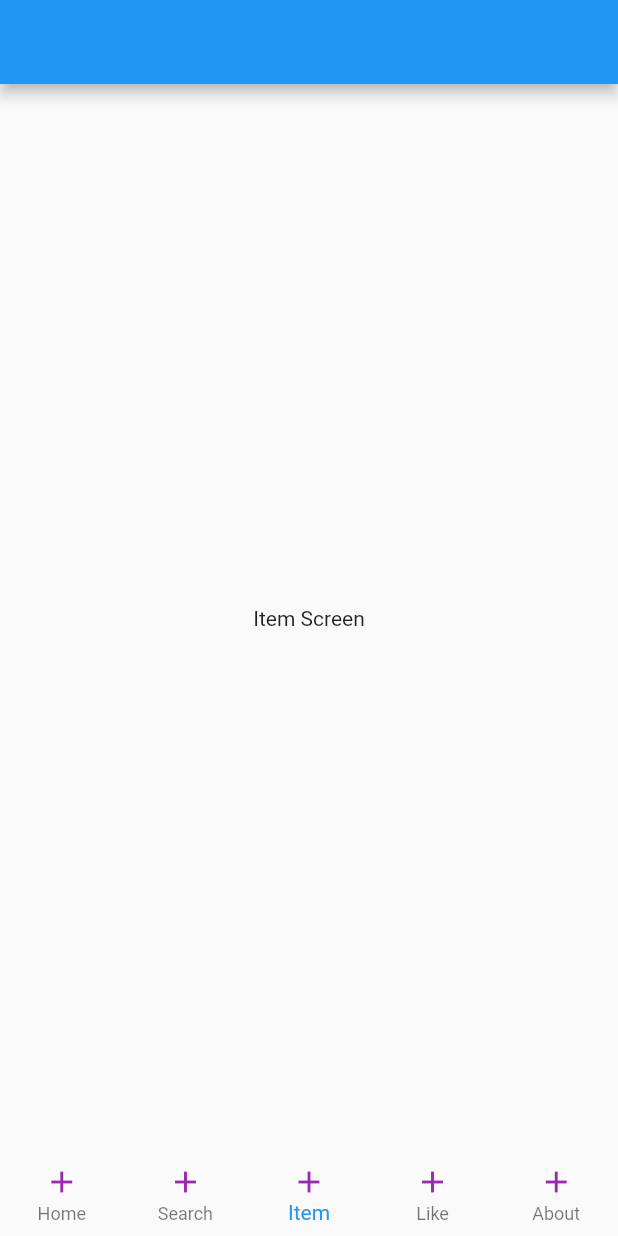
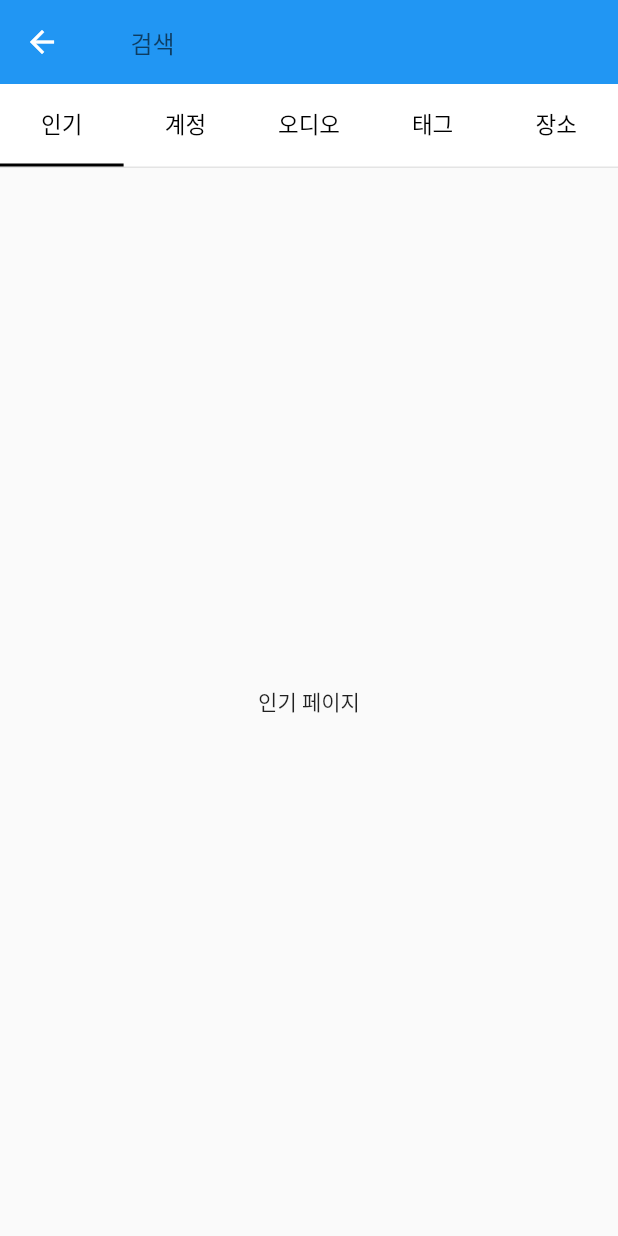
Before and after one commit to sunglimlee/instagram_clone_coding, a Flutter app: the screen it shows after launch, item 3 of the bottom bar chosen, on a phone screen of 412 x 824 dp. Run offline on Flutter 3.47's test engine with Material 2 defaults, Android fonts, the phone set to English and light mode, and no system bars; our stand-ins replace get.

```diff
--- a/lib/pages/item_screen.dart
+++ /dev/null
@@ -1,11 +0,0 @@
-
-import 'package:flutter/material.dart';
-
-class ItemScreen extends StatelessWidget {
-  const ItemScreen({Key? key}) : super(key: key);
-
-  @override
-  Widget build(BuildContext context) {
-    return Center(child: Container(child: Text("Item Screen"),));
-  }
-}
--- /dev/null
+++ b/lib/pages/search_focus.dart
@@ -0,0 +1,102 @@
+import 'package:flutter/material.dart';
+import 'package:get/get.dart';
+
+// 왜 StatefulWidget 을 만들었을까?
+class SearchFocus extends StatefulWidget {
+  const SearchFocus({Key? key}) : super(key: key);
+
+  @override
+  State<SearchFocus> createState() => _SearchFocusState();
+}
+
+class _SearchFocusState extends State<SearchFocus> with TickerProviderStateMixin {
+  // 여기에다가 tabController 를 만드는 구나.
+  late TabController tabController;
+
+  @override
+  void initState() {
+    super.initState();
+    tabController = TabController(length: 5, vsync: this); // 잘봐라. 이런것도 놓쳤지? this..
+  }
+
+  @override
+  Widget build(BuildContext context) {
+    return Scaffold(
+      appBar: AppBar(
+        title: Container(
+            decoration: BoxDecoration(borderRadius: BorderRadius.circular(6)),
+            // color: Color(0xffefefef), // 여기서 오류가 나고 있네..
+            child: const TextField(
+              decoration: InputDecoration(
+                  border: InputBorder.none,
+                  hintText: '검색',
+                  contentPadding: EdgeInsets.only(left: 15, top: 7, bottom: 7),
+                  isDense: true),
+            )),
+        elevation: 0,
+        leading: GestureDetector(
+            onTap: () {
+              Get.back();
+            },
+            child: const Icon(Icons.arrow_back)),
+        bottom: PreferredSize(
+            preferredSize: Size.fromHeight(AppBar().preferredSize.height),
+            child: Container(
+              height: AppBar().preferredSize.height,
+              width: Size.infinite.width,
+              //color: Colors.white,
+              decoration: const BoxDecoration(color: Colors.white, border: Border(bottom: BorderSide(color: Color(0xffe4e4e4)))),
+              child: TabBar(controller: tabController,
+                indicatorColor: Colors.black,
+                tabs:
+                  tabBarList()
+                ,
+              ),
+            )),
+      ),
+      body: scaffoldBody(),
+    );
+  }
+
+  List<Widget> tabBarList() {
+    return [
+      const Padding( // 이렇게 Padding 을 넣으니깐 잘되는구나.
+        padding: EdgeInsets.symmetric(vertical: 15),
+        child: Text("인기", style: TextStyle(fontSize: 15, color: Colors.black),),
+      ),
+      const Padding(
+        padding: EdgeInsets.symmetric(vertical: 15),
+        child: Text("계정", style: TextStyle(fontSize: 15, color: Colors.black),),
+      ),
+      const Padding(
+        padding: EdgeInsets.symmetric(vertical: 15),
+        child: Text("오디오", style: TextStyle(fontSize: 15, color: Colors.black),),
+      ),
+      const Padding(
+        padding: EdgeInsets.symmetric(vertical: 15),
+        child: Text("태그", style: TextStyle(fontSize: 15, color: Colors.black),),
+      ),
+      const Padding(
+        padding: EdgeInsets.symmetric(vertical: 15),
+        child: Text("장소", style: TextStyle(fontSize: 15, color: Colors.black),),
+      ),
+
+    ];
+  }
+
+  Widget scaffoldBody() {
+    // 여기서 잘봐라. TabBarView 를 사용한다.
+    return Container(
+      child: TabBarView(
+        controller: tabController,
+        children: [
+          Container(child: const Center(child: Text('인기 페이지'),),),
+          Container(child: const Center(child: Text('계정 페이지'),),),
+          Container(child: const Center(child: Text('오디오 페이지'),),),
+          Container(child: const Center(child: Text('태그 페이지'),),),
+          Container(child: const Center(child: Text('장소 페이지'),),),
+        ],
+      ),
+    );
+  }
+}
--- a/lib/wigets/etc.dart
+++ b/lib/wigets/etc.dart
@@ -1,6 +1,6 @@
 import 'package:instagram_clone_coding/pages/about_screen.dart';
 import 'package:instagram_clone_coding/pages/home_screen.dart';
-import 'package:instagram_clone_coding/pages/item_screen.dart';
+import 'package:instagram_clone_coding/pages/search_focus.dart';
 import 'package:instagram_clone_coding/pages/like_screen.dart';
 import 'package:instagram_clone_coding/pages/search_screen.dart';
 
@@ -14,7 +14,7 @@ enum BottomNavigationNames {
 class MyScreens {
   static var aboutScreen = AboutScreen();
   static var homeScreen = HomeScreen();
-  static var itemScreen = ItemScreen();
+  static var itemScreen = SearchFocus();
   static var likeScreen = LikeScreen();
   static var searchScreen = SearchScreen();
 }
```
Also changed, not shown: lib/main.dart (+66 -24 lines).
